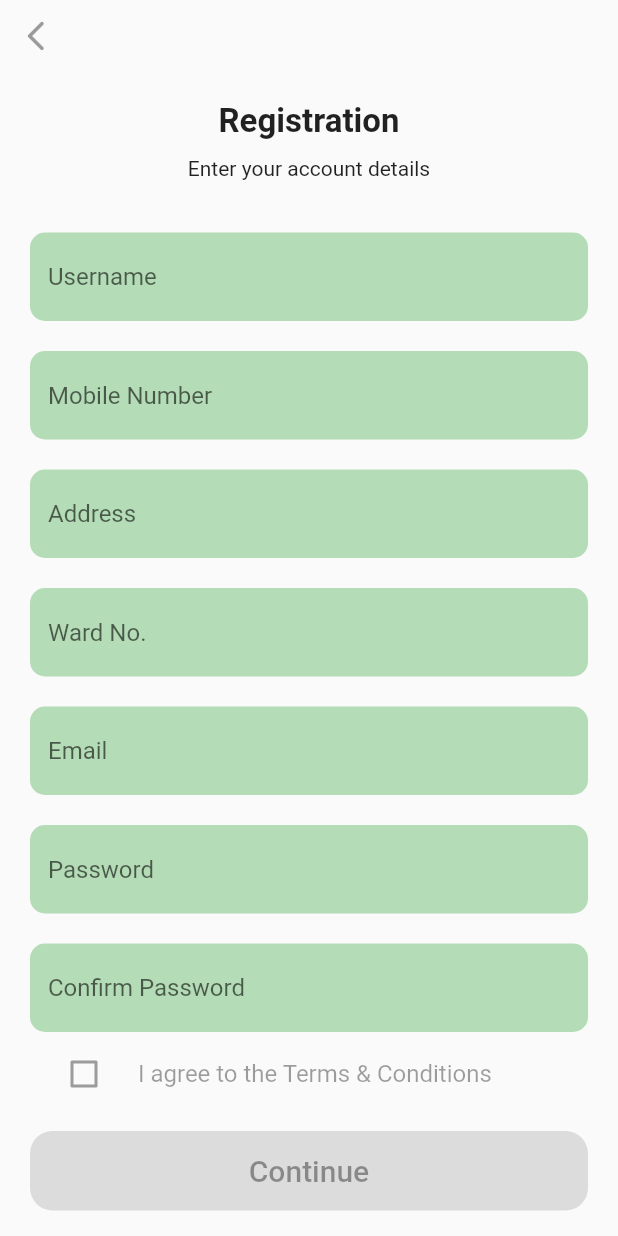
After one commit to EziOPratikk/Garbage-Master, a Flutter app: the RegisterPage screen opened directly, on a phone screen of 412 x 824 dp. The commit adds this screen. Run offline on Flutter 3.47's test engine with Material 2 defaults, Android fonts, the phone set to English and light mode, and no system bars.

Commit message:
First Commit

```diff
--- a/lib/login.dart
+++ b/lib/login.dart
@@ -3,10 +3,10 @@ import 'package:flutter/material.dart';
 class LoginPage extends StatelessWidget {
   @override
   Widget build(BuildContext context) {
-    // ignore: prefer_const_constructors
     return SafeArea(
       child: Scaffold(
-          body: Container(
+          body: SingleChildScrollView(
+        child: Container(
           margin: EdgeInsets.all(20),
           child: Column(
             mainAxisAlignment: MainAxisAlignment.spaceEvenly,
@@ -15,6 +15,7 @@ class LoginPage extends StatelessWidget {
               _inputField(context),
             ],
           ),
+        ),
       )),
     );
   }
@@ -22,11 +23,17 @@ class LoginPage extends StatelessWidget {
   _header(context) {
     return Column(
       children: [
-        Text(
-          'LOGO',
-          style: TextStyle(fontSize: 40, fontWeight: FontWeight.bold),
+        Container(
+          height: 200,
+          margin: EdgeInsets.only(bottom: 10),
+          child: Image.asset('assets/images/Logo.png', fit: BoxFit.cover),
         ),
+        // Text(
+        //   'LOGO',
+        //   style: TextStyle(fontSize: 40, fontWeight: FontWeight.bold),
+        // ),
         Text('Welcome to Garbage Master'),
+        SizedBox(height: 40),
       ],
     );
   }
@@ -35,7 +42,7 @@ class LoginPage extends StatelessWidget {
     return Column(
       crossAxisAlignment: CrossAxisAlignment.stretch,
       children: [
-        TextField(
+        TextFormField(
           decoration: InputDecoration(
             hintText: "Email",
             border: OutlineInputBorder(
@@ -48,7 +55,7 @@ class LoginPage extends StatelessWidget {
           ),
         ),
         SizedBox(height: 20),
-        TextField(
+        TextFormField(
           decoration: InputDecoration(
             hintText: "Password",
             border: OutlineInputBorder(
--- a/lib/main.dart
+++ b/lib/main.dart
@@ -1,6 +1,7 @@
 import 'package:flutter/material.dart';
 
 import 'login.dart';
+import 'register.dart';
 
 void main() => runApp(MyApp());
 
--- /dev/null
+++ b/lib/register.dart
@@ -0,0 +1,187 @@
+import 'package:flutter/material.dart';
+
+class RegisterPage extends StatelessWidget {
+  @override
+  Widget build(BuildContext context) {
+    return SafeArea(
+      child: Scaffold(
+        body: SingleChildScrollView(
+          child: Column(
+            crossAxisAlignment: CrossAxisAlignment.start,
+            children: [
+              IconButton(
+                icon: Icon(Icons.arrow_back_ios_new_rounded),
+                onPressed: null,
+                color: Theme.of(context).primaryColor,
+              ),
+              Container(
+                width: double.infinity,
+                margin: EdgeInsets.all(20),
+                child: Column(
+                  children: [
+                    _header(context),
+                    _inputField(context),
+                    _footer(context),
+                  ],
+                ),
+              )
+            ],
+          ),
+        ),
+      ),
+    );
+  }
+
+  _header(context) {
+    return Column(
+      children: [
+        Text(
+          'Registration',
+          style: TextStyle(fontSize: 22, fontWeight: FontWeight.bold),
+        ),
+        SizedBox(height: 10),
+        Text('Enter your account details'),
+        SizedBox(height: 35),
+      ],
+    );
+  }
+
+  _inputField(context) {
+    return Column(
+      crossAxisAlignment: CrossAxisAlignment.stretch,
+      children: [
+        TextFormField(
+          decoration: InputDecoration(
+            hintText: 'Username',
+            border: OutlineInputBorder(
+              borderSide: BorderSide.none,
+              borderRadius: BorderRadius.circular(10),
+            ),
+            fillColor: Theme.of(context).primaryColor.withOpacity(0.4),
+            filled: true,
+          ),
+        ),
+        SizedBox(height: 20),
+        TextFormField(
+          keyboardType: TextInputType.phone,
+          decoration: InputDecoration(
+            hintText: 'Mobile Number',
+            border: OutlineInputBorder(
+              borderSide: BorderSide.none,
+              borderRadius: BorderRadius.circular(10),
+            ),
+            fillColor: Theme.of(context).primaryColor.withOpacity(0.4),
+            filled: true,
+          ),
+        ),
+        SizedBox(height: 20),
+        TextFormField(
+          decoration: InputDecoration(
+            hintText: 'Address',
+            border: OutlineInputBorder(
+              borderSide: BorderSide.none,
+              borderRadius: BorderRadius.circular(10),
+            ),
+            fillColor: Theme.of(context).primaryColor.withOpacity(0.4),
+            filled: true,
+          ),
+        ),
+        SizedBox(height: 20),
+        TextFormField(
+          keyboardType: TextInputType.number,
+          decoration: InputDecoration(
+            hintText: 'Ward No.',
+            border: OutlineInputBorder(
+              borderSide: BorderSide.none,
+              borderRadius: BorderRadius.circular(10),
+            ),
+            fillColor: Theme.of(context).primaryColor.withOpacity(0.4),
+            filled: true,
+          ),
+        ),
+        SizedBox(height: 20),
+        TextFormField(
+          keyboardType: TextInputType.emailAddress,
+          decoration: InputDecoration(
+            hintText: 'Email',
+            border: OutlineInputBorder(
+              borderSide: BorderSide.none,
+              borderRadius: BorderRadius.circular(10),
+            ),
+            fillColor: Theme.of(context).primaryColor.withOpacity(0.4),
+            filled: true,
+          ),
+        ),
+        SizedBox(height: 20),
+        TextFormField(
+          keyboardType: TextInputType.visiblePassword,
+          decoration: InputDecoration(
+            hintText: 'Password',
+            border: OutlineInputBorder(
+              borderSide: BorderSide.none,
+              borderRadius: BorderRadius.circular(10),
+            ),
+            fillColor: Theme.of(context).primaryColor.withOpacity(0.4),
+            filled: true,
+          ),
+          obscureText: true,
+        ),
+        SizedBox(height: 20),
+        TextFormField(
+          keyboardType: TextInputType.visiblePassword,
+          decoration: InputDecoration(
+            hintText: 'Confirm Password',
+            border: OutlineInputBorder(
+              borderSide: BorderSide.none,
+              borderRadius: BorderRadius.circular(10),
+            ),
+            fillColor: Theme.of(context).primaryColor.withOpacity(0.4),
+            filled: true,
+          ),
+          obscureText: true,
+        ),
+      ],
+    );
+  }
+
+  _footer(context) {
+    return Container(
+      width: double.infinity,
+      child: Column(
+        crossAxisAlignment: CrossAxisAlignment.stretch,
+        children: [
+          CheckboxListTile(
+            title: Text("I agree to the Terms & Conditions"),
+            value: false,
+            onChanged: null,
+            controlAffinity: ListTileControlAffinity.leading,
+          ),
+          // Row(
+          //   mainAxisAlignment: MainAxisAlignment.start,
+          //   children: [
+          //     Checkbox(value: false, onChanged: null),
+          //     Text('I agree to the Terms & Conditions'),
+          //   ],
+          // ),
+          SizedBox(height: 10),
+          ElevatedButton(
+            child: Text(
+              'Continue',
+              style: TextStyle(fontSize: 20),
+            ),
+            onPressed: null,
+            style: ButtonStyle(
+              shape: MaterialStateProperty.all(
+                RoundedRectangleBorder(
+                  borderRadius: BorderRadius.circular(15),
+                ),
+              ),
+              padding:
+                  MaterialStateProperty.all(EdgeInsets.symmetric(vertical: 15)),
+            ),
+          ),
+        ],
+      ),
+    );
+  }
+}
--- a/pubspec.yaml
+++ b/pubspec.yaml
@@ -60,8 +60,8 @@ flutter:
   uses-material-design: true
 
   # To add assets to your application, add an assets section, like this:
-  # assets:
-  #   - images/a_dot_burr.jpeg
+  assets:
+    - assets/images/Logo.png
   #   - images/a_dot_ham.jpeg
 
   # An image asset can refer to one or more resolution-specific "variants", see
```
Also changed, not shown: assets/images/App Logo.png (added), assets/images/Logo.png (added). Lines whose indentation alone changed are shown as unchanged.
